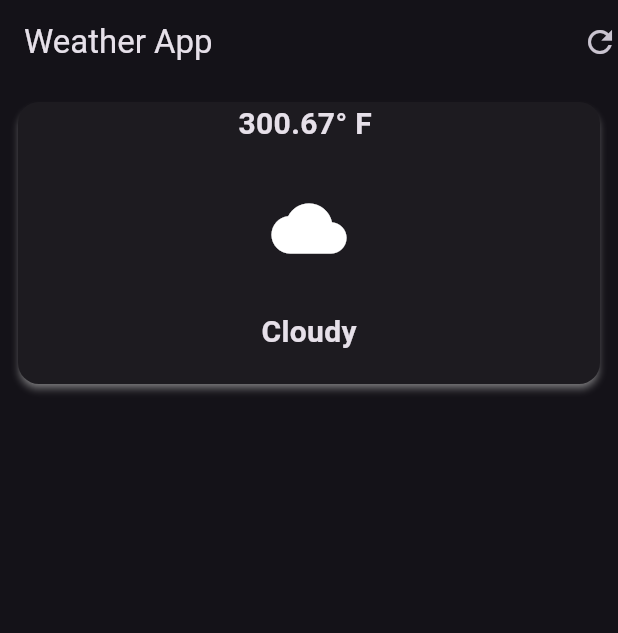
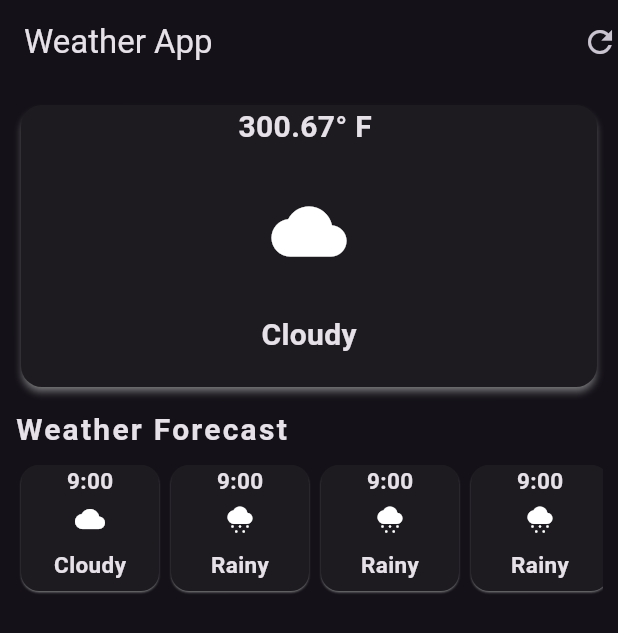
Before and after one commit to farhanmahmud21/weather_app, a Flutter app: the screen it shows after launch, on a phone screen of 412 x 824 dp. Shown: the top 633 px of the screen. Run offline on Flutter 3.47's test engine with Material 3 defaults, Android fonts, the phone set to English and light mode, and no system bars.

Commit message:
Enhance WeatherScreen layout and add weather cards for forecast display

```diff
--- a/lib/weather_screen.dart
+++ b/lib/weather_screen.dart
@@ -11,8 +11,10 @@ class WeatherScreen extends StatelessWidget {
         actions: [GestureDetector(child: Icon(Icons.refresh))],
       ),
       body: Padding(
-        padding: const EdgeInsets.all(8.0),
+        padding: const EdgeInsets.all(10.0),
         child: Column(
+          mainAxisAlignment: MainAxisAlignment.start,
+          crossAxisAlignment: CrossAxisAlignment.start,
           children: [
             SizedBox(
               width: double.infinity,
@@ -49,9 +51,86 @@ class WeatherScreen extends StatelessWidget {
                 ),
               ),
             ),
+            SizedBox(height: 10),
+            Text(
+              'Weather Forecast',
+              style: TextStyle(
+                fontSize: 20,
+                fontWeight: FontWeight.bold,
+                letterSpacing: 1.5,
+              ),
+            ),
+            SizedBox(height: 5),
+            SingleChildScrollView(
+              scrollDirection: Axis.horizontal,
+              child: Row(
+                children: [
+                  weather_card(
+                    time: '9:00',
+                    weatherIcon: Icons.cloud,
+                    weatherName: 'Cloudy',
+                  ),
+                  weather_card(
+                    time: '9:00',
+                    weatherIcon: Icons.cloudy_snowing,
+                    weatherName: 'Rainy',
+                  ),
+                  weather_card(
+                    time: '9:00',
+                    weatherIcon: Icons.cloudy_snowing,
+                    weatherName: 'Rainy',
+                  ),
+                  weather_card(
+                    time: '9:00',
+                    weatherIcon: Icons.cloudy_snowing,
+                    weatherName: 'Rainy',
+                  ),
+                ],
+              ),
+            ),
           ],
         ),
       ),
     );
   }
 }
+
+class weather_card extends StatelessWidget {
+  final String time;
+  final IconData weatherIcon;
+  final String weatherName;
+  const weather_card({
+    super.key,
+    required this.time,
+    required this.weatherIcon,
+    required this.weatherName,
+  });
+
+  @override
+  Widget build(BuildContext context) {
+    return SizedBox(
+      width: 100,
+      child: Card(
+        elevation: 0.6,
+        shadowColor: Colors.white,
+        child: Column(
+          mainAxisAlignment: MainAxisAlignment.center,
+          children: [
+            Text(
+              time,
+              style: TextStyle(fontSize: 15, fontWeight: FontWeight.bold),
+            ),
+            SizedBox(height: 5),
+            Icon(weatherIcon, size: 20),
+            SizedBox(height: 10),
+            Text(
+              weatherName,
+              style: TextStyle(fontSize: 15, fontWeight: FontWeight.bold),
+            ),
+            SizedBox(height: 7),
+          ],
+        ),
+      ),
+    );
+  }
+}
```
